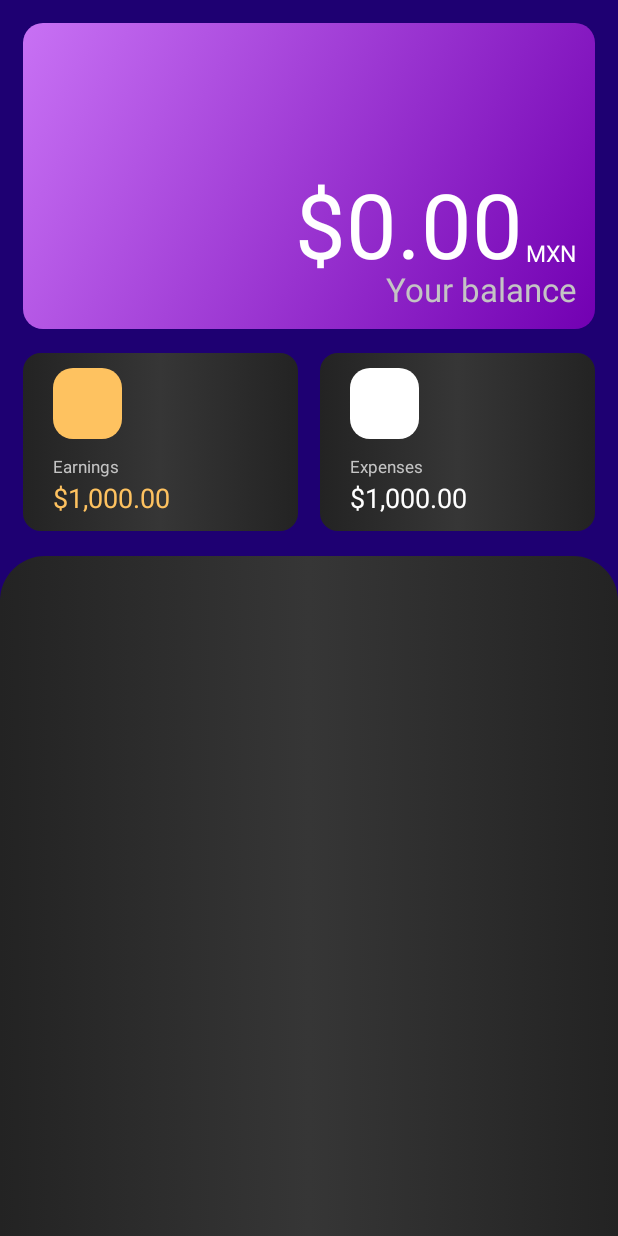
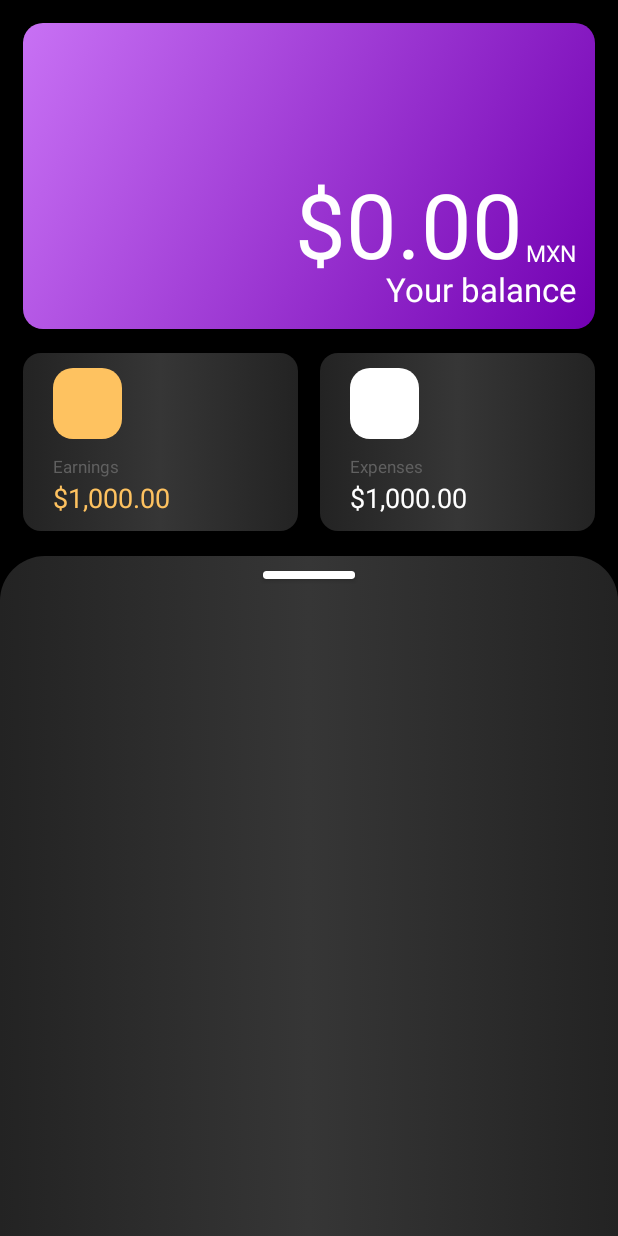
Before and after one commit to adriangrpz/Piggy, an Android app: the screen it shows after launch (MainActivity), on a phone screen of 412 x 824 dp. Run offline under Robolectric (Android 15) with nearby library versions, the phone set to English and light mode, and no system bars; libraries missing offline, so code that uses them is left out: io.realm, io.realm.kotlin, io.realm.log; 5 statements that could not run were skipped.

Commit message:
Dark/Light theme programatically

```diff
--- a/app/src/main/java/com/piggy/piggy/MainActivity.kt
+++ b/app/src/main/java/com/piggy/piggy/MainActivity.kt
@@ -11,6 +11,7 @@ import io.realm.kotlin.where
 class MainActivity : AppCompatActivity() {
     override fun onCreate(savedInstanceState: Bundle?) {
         super.onCreate(savedInstanceState)
+        setTheme(R.style.DarkTheme)
         setContentView(R.layout.activity_main)
 
         Log.v(TAG(), "Fetching transactions")
--- a/app/src/main/java/com/piggy/piggy/SplashActivity.kt
+++ b/app/src/main/java/com/piggy/piggy/SplashActivity.kt
@@ -11,6 +11,7 @@ class SplashActivity : AppCompatActivity() {
 
     override fun onCreate(savedInstanceState: Bundle?) {
         super.onCreate(savedInstanceState)
+        setTheme(R.style.DarkTheme)
         setContentView(R.layout.activity_splash)
         Handler().postDelayed({
             startActivity(Intent(this,MainActivity::class.java))
--- a/app/src/main/res/drawable/earnings_icon_bg.xml
+++ b/app/src/main/res/drawable/earnings_icon_bg.xml
@@ -2,9 +2,8 @@
 <selector xmlns:android="http://schemas.android.com/apk/res/android">
     <item>
         <shape android:shape="rectangle">
-            <!-- TODO: Fix android:angle-->
             <solid
-                android:color="@color/accent"
+                android:color="?attr/accent"
                 />
             <corners android:radius="13dp" />
         </shape>
--- a/app/src/main/res/drawable/expenses_icon_bg.xml
+++ b/app/src/main/res/drawable/expenses_icon_bg.xml
@@ -4,7 +4,7 @@
         <shape android:shape="rectangle">
             <!-- TODO: Fix android:angle-->
             <solid
-                android:color="@color/white"
+                android:color="?attr/white"
                 />
             <corners android:radius="13dp" />
         </shape>
--- a/app/src/main/res/drawable/main_top_background.xml
+++ b/app/src/main/res/drawable/main_top_background.xml
@@ -3,7 +3,7 @@
 <item>
     <shape android:shape="rectangle">
         <solid
-            android:color="#1E0072"
+            android:color="?backgroundColor"
             />
     </shape>
 </item>
--- a/app/src/main/res/layout/activity_main.xml
+++ b/app/src/main/res/layout/activity_main.xml
@@ -4,7 +4,7 @@
     xmlns:card_view="http://schemas.android.com/apk/res-auto"
     android:layout_width="match_parent"
     android:layout_height="match_parent"
-    android:background="@drawable/main_top_background">
+    android:background="?attr/bgColor">
 
     <androidx.constraintlayout.widget.ConstraintLayout
         android:layout_width="match_parent"
@@ -32,7 +32,7 @@
                 android:layout_marginEnd="48dp"
                 android:layout_marginBottom="30dp"
                 android:text="$0.00"
-                android:textColor="@color/white"
+                android:textColor="?attr/white"
                 android:textSize="60sp"
                 card_view:layout_constraintBottom_toBottomOf="parent"
                 card_view:layout_constraintEnd_toEndOf="parent" />
@@ -43,7 +43,7 @@
                 android:layout_height="wrap_content"
                 android:layout_margin="12dp"
                 android:text="Your balance"
-                android:textColor="@color/gray"
+                android:textColor="?attr/white"
                 android:textSize="22sp"
                 card_view:layout_constraintBottom_toBottomOf="parent"
                 card_view:layout_constraintEnd_toEndOf="parent" />
@@ -55,7 +55,7 @@
                 android:layout_marginEnd="12dp"
                 android:layout_marginBottom="40dp"
                 android:text="MXN"
-                android:textColor="@color/white"
+                android:textColor="?attr/white"
                 android:textSize="15sp"
                 card_view:layout_constraintBottom_toBottomOf="parent"
                 card_view:layout_constraintEnd_toEndOf="parent" />
@@ -100,7 +100,7 @@
                     android:layout_marginStart="20dp"
                     android:layout_marginBottom="35dp"
                     android:text="Earnings"
-                    android:textColor="@color/gray"
+                    android:textColor="?attr/text_muted"
                     android:textSize="11sp"
                     card_view:layout_constraintBottom_toBottomOf="parent"
                     card_view:layout_constraintStart_toStartOf="parent" />
@@ -112,7 +112,7 @@
                     android:layout_marginStart="20dp"
                     android:layout_marginBottom="10dp"
                     android:text="$1,000.00"
-                    android:textColor="@color/accent"
+                    android:textColor="?attr/accent"
                     android:textSize="18sp"
                     card_view:layout_constraintBottom_toBottomOf="parent"
                     card_view:layout_constraintStart_toStartOf="parent" />
@@ -146,19 +146,19 @@
                     android:layout_marginStart="20dp"
                     android:layout_marginBottom="35dp"
                     android:text="Expenses"
-                    android:textColor="@color/gray"
+                    android:textColor="?attr/text_muted"
                     android:textSize="11sp"
                     card_view:layout_constraintBottom_toBottomOf="parent"
                     card_view:layout_constraintStart_toStartOf="parent" />
 
                 <TextView
-                    android:id="@+id/earnings_tv"
+                    android:id="@+id/expenses_tv"
                     android:layout_width="wrap_content"
                     android:layout_height="wrap_content"
                     android:layout_marginStart="20dp"
                     android:layout_marginBottom="10dp"
                     android:text="$1,000.00"
-                    android:textColor="@color/white"
+                    android:textColor="?attr/text_primary"
                     android:textSize="18sp"
                     card_view:layout_constraintBottom_toBottomOf="parent"
                     card_view:layout_constraintStart_toStartOf="parent" />
@@ -170,14 +170,33 @@
 
     </androidx.constraintlayout.widget.ConstraintLayout>
 
-    <androidx.recyclerview.widget.RecyclerView
-        android:id="@+id/transactions_rv"
+    <androidx.constraintlayout.widget.ConstraintLayout
         android:layout_width="match_parent"
         android:layout_height="0dp"
         card_view:layout_constraintHeight_percent=".55"
         card_view:layout_constraintBottom_toBottomOf="parent"
-        card_view:layoutManager="androidx.recyclerview.widget.LinearLayoutManager"
         android:background="@drawable/main_rounded_list"
-        />
+        >
+
+        <androidx.recyclerview.widget.RecyclerView
+            android:id="@+id/transactions_rv"
+            android:layout_width="match_parent"
+            android:layout_height="match_parent"
+            card_view:layoutManager="androidx.recyclerview.widget.LinearLayoutManager"
+            />
+
+        <androidx.cardview.widget.CardView
+            android:layout_width="0dp"
+            card_view:layout_constraintWidth_percent=".15"
+            android:layout_height="5dp"
+            android:layout_marginTop="10dp"
+
+            card_view:layout_constraintEnd_toEndOf="parent"
+            card_view:layout_constraintStart_toStartOf="parent"
+            card_view:layout_constraintTop_toTopOf="parent"
+            android:background="?attr/over_bg"
+            />
+
+    </androidx.constraintlayout.widget.ConstraintLayout>
 
 </androidx.constraintlayout.widget.ConstraintLayout>
--- a/app/src/main/res/layout/activity_splash.xml
+++ b/app/src/main/res/layout/activity_splash.xml
@@ -4,7 +4,7 @@
     android:orientation="vertical"
     android:layout_width="match_parent"
     android:layout_height="match_parent"
-    android:background="@color/white">
+    android:background="?attr/bgColor">
 
     <!-- Don't worry about the id names I have named the id's with reference to the file name for consistency -->
 
@@ -23,7 +23,7 @@
         android:textSize="20sp"
         android:textStyle="bold"
         android:gravity="center"
-        android:textColor="@color/black"
+        android:textColor="?attr/text_primary"
         android:layout_below="@id/imageView"
         android:padding="30dp"/>
 
--- a/app/src/main/res/values/colors.xml
+++ b/app/src/main/res/values/colors.xml
@@ -7,6 +7,4 @@
     <color name="teal_700">#FF018786</color>
     <color name="black">#FF000000</color>
     <color name="white">#FFFFFFFF</color>
-    <color name="gray">#C4C4C4</color>
-    <color name="accent">#FEC260</color>
 </resources>
--- a/app/src/main/res/values/themes.xml
+++ b/app/src/main/res/values/themes.xml
@@ -13,4 +13,24 @@
         <item name="android:statusBarColor" tools:targetApi="l">?attr/colorPrimaryVariant</item>
         <!-- Customize your theme here. -->
     </style>
+
+    <style name="LightTheme" parent="Theme.AppCompat.Light.NoActionBar">
+        <item name="textColor">#000000</item>
+        <item name="bgColor">#ffffff</item>
+        <item name="text_primary">#000000</item>
+        <item name="text_muted">#606060</item>
+        <item name="accent">#FEC260</item>
+        <item name="white">#FFFFFF</item>
+        <item name="over_bg">#606060</item>
+    </style>
+
+    <style name="DarkTheme" parent="Theme.AppCompat.Light.NoActionBar">
+        <item name="textColor">#ffffff</item>
+        <item name="bgColor">#000000</item>
+        <item name="text_primary">#ffffff</item>
+        <item name="text_muted">#606060</item>
+        <item name="accent">#FEC260</item>
+        <item name="white">#FFFFFF</item>
+        <item name="over_bg">#FFFFFF</item>
+    </style>
 </resources>
```
Also changed, not shown: app/src/main/res/values/attrs.xml (added, +10 -0 lines).
